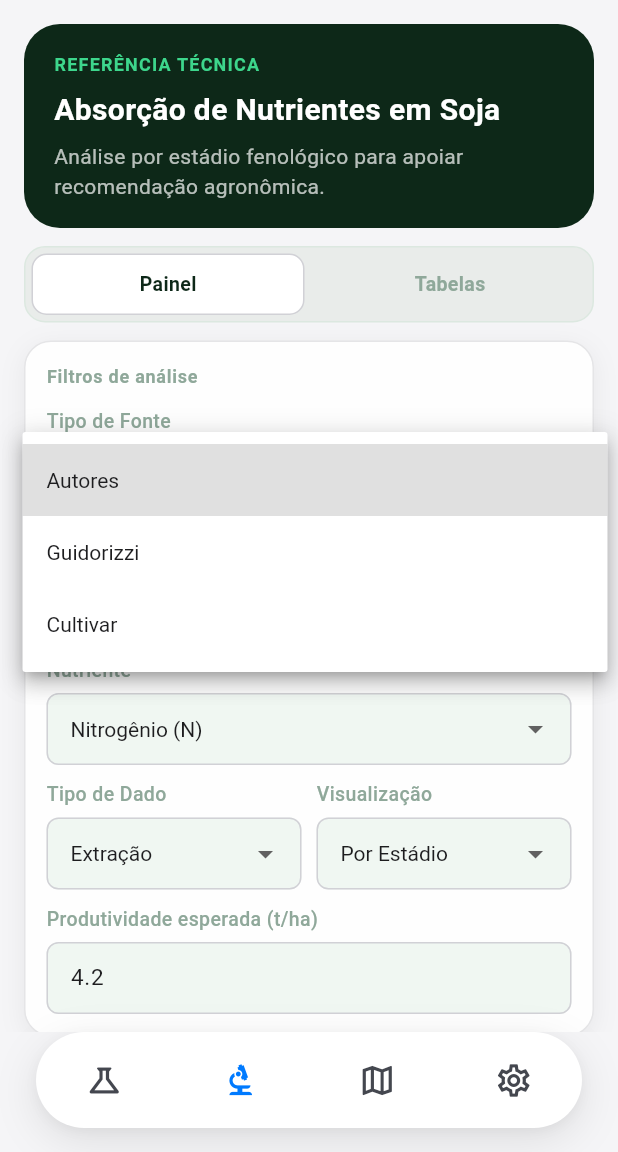
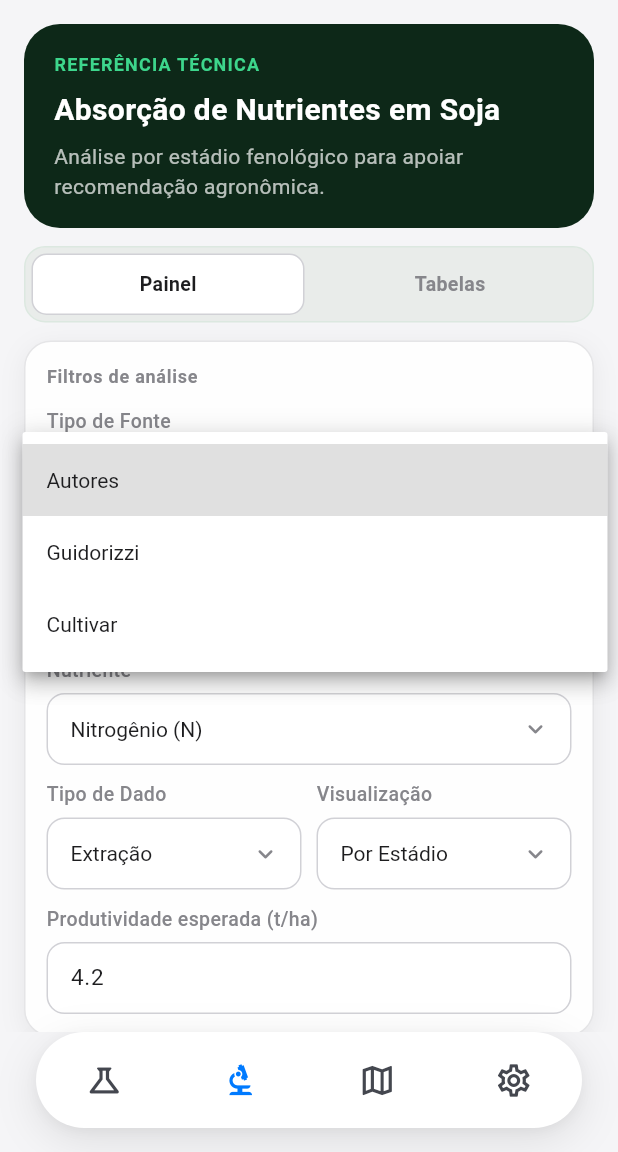
Before and after one commit to AfonsoRaudinei/Caderno-de-solo, a Flutter app: the AbsorcaoNutrientesReferenciaPage screen opened by its route, after a tap on "Autores", on a phone screen of 412 x 824 dp, the part 84-1236 px from its top. Run offline on Flutter 3.47's test engine with Material 3 defaults, Android fonts, the phone set to English and light mode, and no system bars; our stand-ins replace cloud_firestore, dio, file_picker, firebase_auth, firebase_core, firebase_crashlytics and 19 more; missing offline and left inert: firebase_app_check, firebase_performance, google_mlkit_text_recognition, pdfx, syncfusion_flutter_pdf; accounts and stored records are empty; generated files the repository leaves out were written again.

Commit message:
fix(referencias): contraste completo na tela Absorção de Nutrientes
- Scaffold/AppBar com fundo explícito do modo black
- Labels, tabela e chips com palette.textPrimary/Secondary
- Barras de progresso e dropdowns adaptados ao dark theme
- DataTable com estilos explícitos em todas as células

Co-authored-by: AfonsoRaudinei <AfonsoRaudinei@users.noreply.github.com>

```diff
--- a/Analise/lib/features/laboratorio/presentation/referencias/absorcao_nutrientes_data.dart
+++ b/Analise/lib/features/laboratorio/presentation/referencias/absorcao_nutrientes_data.dart
@@ -29,6 +29,18 @@ abstract class AbsorcaoNutrientesCores {
 
   static Color sectionSwitcherBorder({required bool isDark}) =>
       isDark ? const Color(0xFF3A3A3C) : const Color(0xFFDCE8E0);
+
+  /// Rótulos de estádio, chips e textos de apoio agronômico.
+  static Color accentText({required bool isDark}) =>
+      isDark ? greenAccent : greenMid;
+
+  /// Trilha vazia das barras de progresso.
+  static Color progressTrack({required bool isDark}) =>
+      isDark ? const Color(0xFF3A3A3C) : greenPale;
+
+  /// Texto de chips/índices sobre fundo escuro.
+  static Color chipText({required bool isDark}) =>
+      isDark ? const Color(0xFFF2F2F7) : greenMid;
 }
 
 /// Dados agronômicos de absorção e exportação de nutrientes.
--- a/Analise/lib/features/laboratorio/presentation/referencias/absorcao_nutrientes_referencia_page.dart
+++ b/Analise/lib/features/laboratorio/presentation/referencias/absorcao_nutrientes_referencia_page.dart
@@ -157,6 +157,7 @@ class _AbsorcaoNutrientesReferenciaPageState
 
   @override
   Widget build(BuildContext context) {
+    final palette = context.appPalette;
     final stageData = computeStageData();
     final resolved = resolveDataValue();
     final unit = displayUnit;
@@ -169,7 +170,10 @@ class _AbsorcaoNutrientesReferenciaPageState
         _viewMode == ViewMode.accumulated ? 'Acumulado' : 'Por Estádio';
 
     return Scaffold(
+      backgroundColor: palette.background,
       appBar: AppBar(
+        backgroundColor: palette.background,
+        foregroundColor: palette.textPrimary,
         title: const Text('Absorção de Nutrientes'),
       ),
       body: SafeArea(
@@ -312,8 +316,8 @@ class _AbsorcaoNutrientesReferenciaPageState
             style: AppTextStyles.label.copyWith(
               fontSize: 13,
               color: isSelected
-                  ? AbsorcaoNutrientesCores.titleColor(isDark: palette.isDark)
-                  : AbsorcaoNutrientesCores.mutedText(isDark: palette.isDark),
+                  ? palette.textPrimary
+                  : palette.textSecondary,
               fontWeight: FontWeight.w600,
             ),
           ),
@@ -332,7 +336,7 @@ class _AbsorcaoNutrientesReferenciaPageState
           Text(
             'Filtros de análise',
             style: AppTextStyles.sectionLabel.copyWith(
-              color: AbsorcaoNutrientesCores.mutedText(isDark: palette.isDark),
+              color: palette.textSecondary,
               fontWeight: FontWeight.w600,
             ),
           ),
@@ -417,7 +421,7 @@ class _AbsorcaoNutrientesReferenciaPageState
             'Produtividade esperada (t/ha)',
             style: AppTextStyles.label.copyWith(
               fontSize: 13,
-              color: AbsorcaoNutrientesCores.mutedText(isDark: palette.isDark),
+              color: palette.textSecondary,
             ),
           ),
           const SizedBox(height: 6),
@@ -430,11 +434,21 @@ class _AbsorcaoNutrientesReferenciaPageState
             style: AppTextStyles.body.copyWith(color: palette.textPrimary),
             decoration: InputDecoration(
               filled: true,
-              fillColor:
-                  AbsorcaoNutrientesCores.inputFill(isDark: palette.isDark),
+              fillColor: palette.inputFill,
+              enabledBorder: OutlineInputBorder(
+                borderRadius: BorderRadius.circular(12),
+                borderSide: BorderSide(color: palette.borderStrong),
+              ),
+              focusedBorder: OutlineInputBorder(
+                borderRadius: BorderRadius.circular(12),
+                borderSide: const BorderSide(
+                  color: AbsorcaoNutrientesCores.greenAccent,
+                  width: 1.5,
+                ),
+              ),
               border: OutlineInputBorder(
                 borderRadius: BorderRadius.circular(12),
-                borderSide: BorderSide.none,
+                borderSide: BorderSide(color: palette.borderStrong),
               ),
               contentPadding: const EdgeInsets.symmetric(
                 horizontal: 12,
@@ -466,14 +480,14 @@ class _AbsorcaoNutrientesReferenciaPageState
             'Curva de absorção ($modeText)',
             style: AppTextStyles.headline.copyWith(
               fontSize: 18,
-              color: AbsorcaoNutrientesCores.titleColor(isDark: palette.isDark),
+              color: palette.textPrimary,
             ),
           ),
           const SizedBox(height: 2),
           Text(
             '$_sourceType · $_selectedSource',
             style: AppTextStyles.caption.copyWith(
-              color: AbsorcaoNutrientesCores.mutedText(isDark: palette.isDark),
+              color: palette.textSecondary,
             ),
           ),
           const SizedBox(height: 12),
@@ -492,7 +506,9 @@ class _AbsorcaoNutrientesReferenciaPageState
                           row.stage,
                           style: AppTextStyles.label.copyWith(
                             fontSize: 12,
-                            color: AbsorcaoNutrientesCores.greenMid,
+                            color: AbsorcaoNutrientesCores.accentText(
+                              isDark: palette.isDark,
+                            ),
                           ),
                         ),
                       ),
@@ -503,7 +519,9 @@ class _AbsorcaoNutrientesReferenciaPageState
                             children: [
                               Container(
                                 height: 12,
-                                color: AbsorcaoNutrientesCores.greenPale,
+                                color: AbsorcaoNutrientesCores.progressTrack(
+                                  isDark: palette.isDark,
+                                ),
                               ),
                               FractionallySizedBox(
                                 widthFactor: widthFactor,
@@ -532,7 +550,7 @@ class _AbsorcaoNutrientesReferenciaPageState
                       '${row.value.toStringAsFixed(2)} $unit · ${row.percentage.toStringAsFixed(1)}%',
                       style: AppTextStyles.caption.copyWith(
                         fontSize: 11,
-                        color: palette.textSecondary,
+                        color: palette.textPrimary,
                       ),
                     ),
                   ),
@@ -560,37 +578,97 @@ class _AbsorcaoNutrientesReferenciaPageState
             'Dados por estádio',
             style: AppTextStyles.headline.copyWith(
               fontSize: 18,
-              color: AbsorcaoNutrientesCores.titleColor(isDark: palette.isDark),
+              color: palette.textPrimary,
             ),
           ),
           const SizedBox(height: 10),
           SingleChildScrollView(
             scrollDirection: Axis.horizontal,
+            child: Theme(
+              data: Theme.of(context).copyWith(
+                dividerColor: palette.border,
+              ),
               child: DataTable(
+                headingRowColor:
+                    WidgetStateProperty.all(Colors.transparent),
+                dataRowColor: WidgetStateProperty.all(Colors.transparent),
                 headingTextStyle: AppTextStyles.label.copyWith(
-                color: AbsorcaoNutrientesCores.mutedText(isDark: palette.isDark),
+                  color: palette.textSecondary,
                   fontSize: 12,
+                  fontWeight: FontWeight.w600,
                 ),
                 dataTextStyle: AppTextStyles.body.copyWith(
                   fontSize: 13,
-                color: AbsorcaoNutrientesCores.valueColor(isDark: palette.isDark),
+                  color: palette.textPrimary,
                 ),
                 columns: [
-                const DataColumn(label: Text('Estádio')),
-                DataColumn(label: Text(pctHeader)),
-                DataColumn(label: Text('$valueHeader ($unit)')),
+                  DataColumn(
+                    label: Text(
+                      'Estádio',
+                      style: AppTextStyles.label.copyWith(
+                        color: palette.textSecondary,
+                        fontSize: 12,
+                        fontWeight: FontWeight.w600,
+                      ),
+                    ),
+                  ),
+                  DataColumn(
+                    label: Text(
+                      pctHeader,
+                      style: AppTextStyles.label.copyWith(
+                        color: palette.textSecondary,
+                        fontSize: 12,
+                        fontWeight: FontWeight.w600,
+                      ),
+                    ),
+                  ),
+                  DataColumn(
+                    label: Text(
+                      '$valueHeader ($unit)',
+                      style: AppTextStyles.label.copyWith(
+                        color: palette.textSecondary,
+                        fontSize: 12,
+                        fontWeight: FontWeight.w600,
+                      ),
+                    ),
+                  ),
                 ],
                 rows: stageData
                     .map(
                       (row) => DataRow(
                         cells: [
-                        DataCell(Text(row.stage)),
-                        DataCell(Text('${row.percentage.toStringAsFixed(1)}%')),
-                        DataCell(Text(row.value.toStringAsFixed(2))),
+                          DataCell(
+                            Text(
+                              row.stage,
+                              style: AppTextStyles.body.copyWith(
+                                fontSize: 13,
+                                color: palette.textPrimary,
+                              ),
+                            ),
+                          ),
+                          DataCell(
+                            Text(
+                              '${row.percentage.toStringAsFixed(1)}%',
+                              style: AppTextStyles.body.copyWith(
+                                fontSize: 13,
+                                color: palette.textPrimary,
+                              ),
+                            ),
+                          ),
+                          DataCell(
+                            Text(
+                              row.value.toStringAsFixed(2),
+                              style: AppTextStyles.body.copyWith(
+                                fontSize: 13,
+                                color: palette.textPrimary,
+                              ),
+                            ),
+                          ),
                         ],
                       ),
                     )
                     .toList(),
+              ),
             ),
           ),
         ],
@@ -611,7 +689,7 @@ class _AbsorcaoNutrientesReferenciaPageState
             'Índices médios de exportação',
             style: AppTextStyles.headline.copyWith(
               fontSize: 18,
-              color: AbsorcaoNutrientesCores.titleColor(isDark: palette.isDark),
+              color: palette.textPrimary,
             ),
           ),
           const SizedBox(height: 10),
@@ -627,19 +705,15 @@ class _AbsorcaoNutrientesReferenciaPageState
                     ),
                     decoration: BoxDecoration(
                       borderRadius: BorderRadius.circular(10),
-                      color: AbsorcaoNutrientesCores.inputFill(
-                        isDark: palette.isDark,
-                      ),
-                      border: Border.all(
-                        color: AbsorcaoNutrientesCores.sectionSwitcherBorder(
-                          isDark: palette.isDark,
-                        ),
-                      ),
+                      color: palette.cardStrong,
+                      border: Border.all(color: palette.borderStrong),
                     ),
                     child: Text(
                       '${entry.key}: ${(entry.value * 100).toStringAsFixed(1)}%',
                       style: AppTextStyles.caption.copyWith(
-                        color: AbsorcaoNutrientesCores.greenMid,
+                        color: AbsorcaoNutrientesCores.chipText(
+                          isDark: palette.isDark,
+                        ),
                         fontWeight: FontWeight.w600,
                       ),
                     ),
--- a/Analise/lib/features/laboratorio/presentation/referencias/widgets/absorcao_dropdown_field.dart
+++ b/Analise/lib/features/laboratorio/presentation/referencias/widgets/absorcao_dropdown_field.dart
@@ -1,7 +1,6 @@
 import 'package:flutter/material.dart';
 import 'package:soloforte/core/theme/app_text_styles.dart';
 import 'package:soloforte/core/theme/app_theme_palette.dart';
-import 'package:soloforte/features/laboratorio/presentation/referencias/absorcao_nutrientes_data.dart';
 
 /// Campo dropdown padronizado da tela de absorção de nutrientes.
 /// Extraído de absorcao_nutrientes_referencia_page.dart (_buildDropdownField) — FASE 3.
@@ -32,7 +31,8 @@ class AbsorcaoDropdownField<T> extends StatelessWidget {
           label,
           style: AppTextStyles.label.copyWith(
             fontSize: 13,
-            color: AbsorcaoNutrientesCores.mutedText(isDark: palette.isDark),
+            color: palette.textSecondary,
+            fontWeight: FontWeight.w500,
           ),
         ),
         const SizedBox(height: 6),
@@ -42,6 +42,11 @@ class AbsorcaoDropdownField<T> extends StatelessWidget {
           style: AppTextStyles.body.copyWith(
             fontSize: 14,
             color: palette.textPrimary,
+          ),
+          icon: Icon(
+            Icons.keyboard_arrow_down_rounded,
+            color: palette.textSecondary,
+            size: 20,
           ),
           items: items
               .map(
@@ -60,10 +65,21 @@ class AbsorcaoDropdownField<T> extends StatelessWidget {
           onChanged: onChanged,
           decoration: InputDecoration(
             filled: true,
-            fillColor: AbsorcaoNutrientesCores.inputFill(isDark: palette.isDark),
+            fillColor: palette.inputFill,
+            enabledBorder: OutlineInputBorder(
+              borderRadius: BorderRadius.circular(12),
+              borderSide: BorderSide(color: palette.borderStrong),
+            ),
+            focusedBorder: OutlineInputBorder(
+              borderRadius: BorderRadius.circular(12),
+              borderSide: const BorderSide(
+                color: Color(0xFF3DD68C),
+                width: 1.5,
+              ),
+            ),
             border: OutlineInputBorder(
               borderRadius: BorderRadius.circular(12),
-              borderSide: BorderSide.none,
+              borderSide: BorderSide(color: palette.borderStrong),
             ),
             contentPadding: const EdgeInsets.symmetric(
               horizontal: 12,
--- a/Analise/lib/features/laboratorio/presentation/referencias/widgets/absorcao_info_card.dart
+++ b/Analise/lib/features/laboratorio/presentation/referencias/widgets/absorcao_info_card.dart
@@ -41,7 +41,7 @@ class AbsorcaoInfoCard extends StatelessWidget {
             'Leitura da análise',
             style: AppTextStyles.headline.copyWith(
               fontSize: 18,
-              color: AbsorcaoNutrientesCores.titleColor(isDark: palette.isDark),
+              color: palette.textPrimary,
             ),
           ),
           const SizedBox(height: 10),
@@ -67,6 +67,7 @@ class AbsorcaoInfoCard extends StatelessWidget {
                       style: AppTextStyles.body.copyWith(
                         fontSize: 13,
                         color: palette.textPrimary,
+                        height: 1.45,
                       ),
                     ),
                   ),
@@ -78,7 +79,7 @@ class AbsorcaoInfoCard extends StatelessWidget {
           Text(
             'Visualização atual: $modeText',
             style: AppTextStyles.caption.copyWith(
-              color: AbsorcaoNutrientesCores.mutedText(isDark: palette.isDark),
+              color: palette.textSecondary,
               fontWeight: FontWeight.w600,
             ),
           ),
--- a/Analise/lib/features/laboratorio/presentation/referencias/widgets/absorcao_stats_card.dart
+++ b/Analise/lib/features/laboratorio/presentation/referencias/widgets/absorcao_stats_card.dart
@@ -91,9 +91,7 @@ class AbsorcaoStatsCard extends StatelessWidget {
                       Text(
                         card.title,
                         style: AppTextStyles.caption.copyWith(
-                          color: AbsorcaoNutrientesCores.mutedText(
-                            isDark: palette.isDark,
-                          ),
+                          color: palette.textSecondary,
                           fontWeight: FontWeight.w600,
                         ),
                       ),
@@ -101,9 +99,7 @@ class AbsorcaoStatsCard extends StatelessWidget {
                       Text(
                         card.value,
                         style: AppTextStyles.value.copyWith(
-                          color: AbsorcaoNutrientesCores.valueColor(
-                            isDark: palette.isDark,
-                          ),
+                          color: palette.textPrimary,
                           fontSize: 18,
                         ),
                       ),
```
Lines whose indentation alone changed are shown as unchanged.
